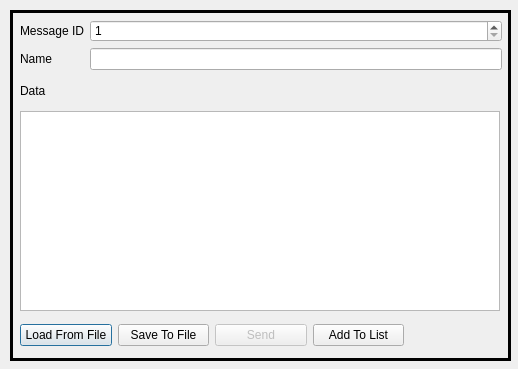
Above: src/message-window.ui from getonout/byte-messenger before the change. Below: the same form after it.
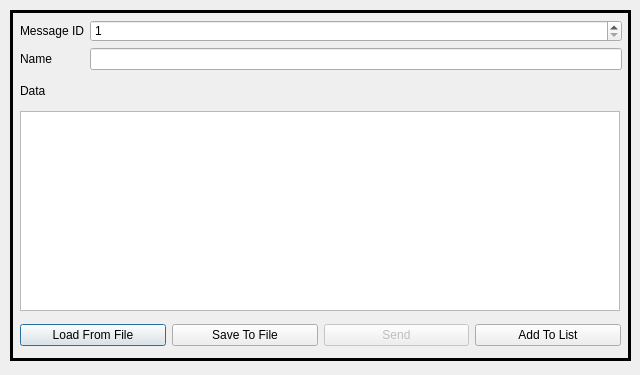
That is the form after the change.

Commit message: Updated .ui files to adjust button sizes.  Updated pre-built executables.

The edit to the form file:
```diff
--- a/src/message-window.ui
+++ b/src/message-window.ui
@@ -6,8 +6,8 @@
    <rect>
     <x>0</x>
     <y>0</y>
-    <width>518</width>
-    <height>369</height>
+    <width>640</width>
+    <height>375</height>
    </rect>
   </property>
   <property name="windowTitle">
@@ -18,7 +18,7 @@
     <rect>
      <x>10</x>
      <y>10</y>
-     <width>501</width>
+     <width>621</width>
      <height>351</height>
     </rect>
    </property>
@@ -33,7 +33,7 @@
      <rect>
       <x>10</x>
       <y>10</y>
-      <width>482</width>
+      <width>602</width>
       <height>291</height>
      </rect>
     </property>
@@ -99,7 +99,7 @@
        </property>
        <property name="minimumSize">
         <size>
-         <width>480</width>
+         <width>600</width>
          <height>200</height>
         </size>
        </property>
@@ -121,11 +121,14 @@
      <rect>
       <x>10</x>
       <y>310</y>
-      <width>384</width>
+      <width>601</width>
       <height>31</height>
      </rect>
     </property>
     <layout class="QHBoxLayout" name="horizontalLayout">
+     <property name="sizeConstraint">
+      <enum>QLayout::SetNoConstraint</enum>
+     </property>
      <item>
       <widget class="QPushButton" name="loadButton">
        <property name="text">
```
The commit also changes 6 other files.
